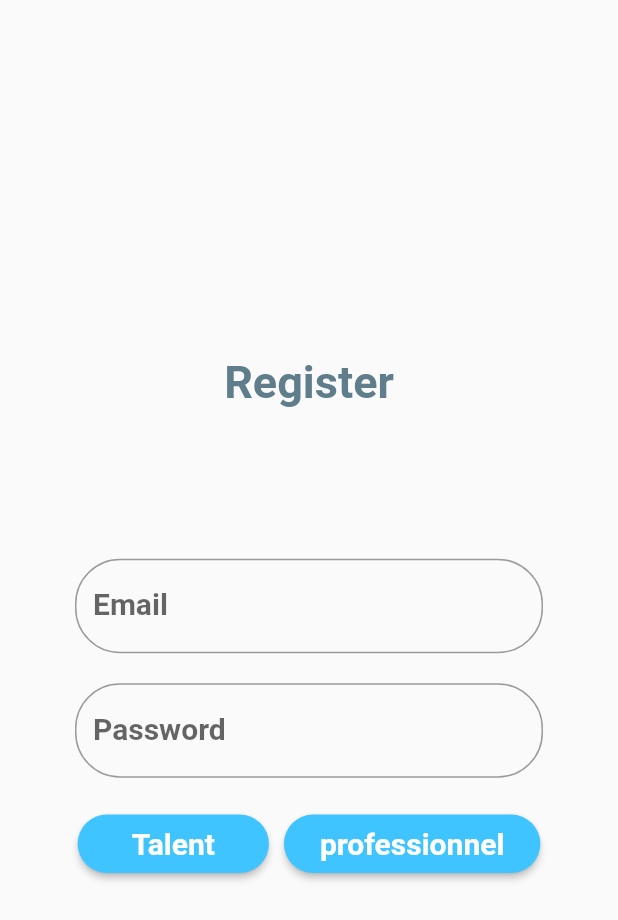
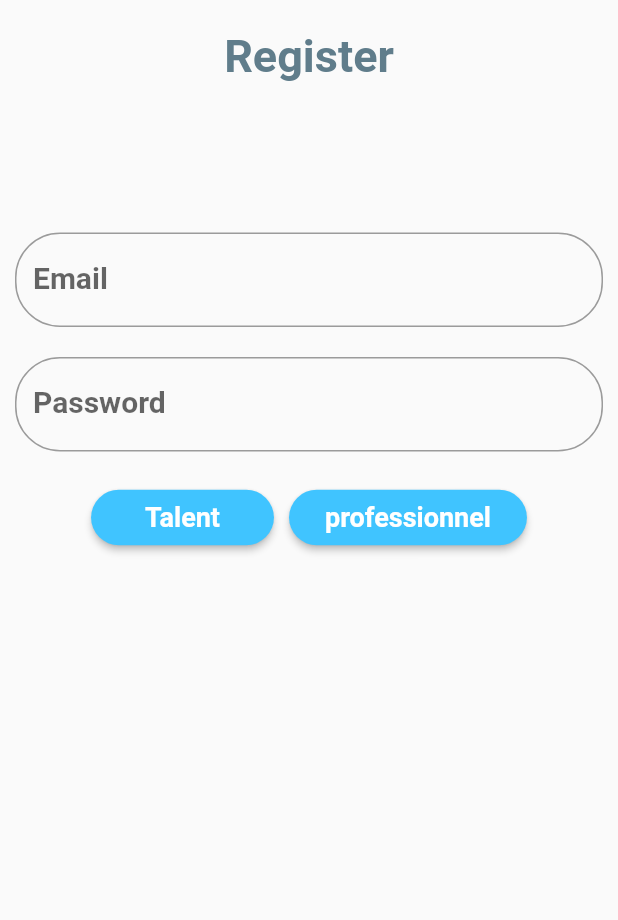
Before and after one commit to ahmedElatrouz/social_app, a Flutter app: the Register screen opened by its route, on a phone screen of 412 x 824 dp. Shown: the top 920 px of the screen. Run offline on Flutter 3.47's test engine with Material 2 defaults, Android fonts, the phone set to English and light mode, and no system bars; our stand-ins replace cached_network_image, cloud_firestore, firebase_auth, firebase_storage, flutter_spinkit, flutter_svg and 2 more; accounts and stored records are empty; network calls fail.

```diff
--- a/lib/repository/talentRepository.dart
+++ b/lib/repository/talentRepository.dart
@@ -3,12 +3,13 @@ import 'package:social_app/model/Categorie.dart';
 import 'package:social_app/model/Talent.dart';
 
 abstract class TalentRepository {
-  Future<dynamic> signIn(String email, String password);
+  Future<int> signIn(String email, String password);
   Future<int> createTalent(Talent talent);
   Future<int> updateTalent(Talent talent);
   Future<int> deleteTalent(String id);
   Future<List<Talent>> searchByName(String name);
   Future<List<Talent>> searchByCategorie(Categorie categorie);
   Future<Talent> getCurrentTalent();
+  Future signOut();
 
 }
--- a/lib/view/authenticate/register_page.dart
+++ b/lib/view/authenticate/register_page.dart
@@ -27,11 +27,11 @@ class _RegisterState extends State<Register> {
     return loading
         ? Loading()
         : Scaffold(
-            body: Padding(
-              padding: EdgeInsets.symmetric(horizontal: 50),
-              child: Container(
+            body: Container(
+              margin: EdgeInsets.fromLTRB(10, 20, 10, 30),
                 child: Form(
                     key: _formKey,
+                    child: SingleChildScrollView(
                         child: Column(
                         //crossAxisAlignment: CrossAxisAlignment.stretch,
                         mainAxisAlignment: MainAxisAlignment.center,
@@ -68,7 +68,10 @@ class _RegisterState extends State<Register> {
                           SizedBox(
                             height: 20,
                           ),
-                          Row(
+                          Container(
+                            child: SingleChildScrollView(
+                              scrollDirection: Axis.horizontal,
+                              child: Row(
                                 mainAxisAlignment: MainAxisAlignment.center,
                                 children: <Widget>[
 
@@ -82,7 +85,7 @@ class _RegisterState extends State<Register> {
                                             horizontal: 20, vertical: 8),
                                         child: Text('Talent',
                                             style: TextStyle(
-                                            fontSize: 20.0,
+                                                fontSize: 18.0,
                                                 color: Colors.white,
                                                 fontWeight: FontWeight.bold)),
                                       ),
@@ -110,7 +113,7 @@ class _RegisterState extends State<Register> {
                                             horizontal: 8, vertical: 8),
                                         child: Text('professionnel',
                                             style: TextStyle(
-                                            fontSize: 20,
+                                                fontSize: 18,
                                                 color: Colors.white,
                                                 fontWeight: FontWeight.bold)),
                                       ),
@@ -126,10 +129,12 @@ class _RegisterState extends State<Register> {
                                         }
                                       }),
                                 ],
+                              ),
+                            ),
                           )
                         ],
+                      ),
                     ))),
-            ),
           );
   }
 }
```
Also changed, not shown: lib/repository/talentRepositoryImpl.dart (+21 -4 lines), lib/services/talentService.dart (+6 -3 lines), lib/view/authenticate/login_page.dart (+4 -3 lines), lib/view/profil/profil_page.dart (+5 -2 lines), lib/view/profil/settingPage.dart (+31 -7 lines). Lines whose indentation alone changed are shown as unchanged.
